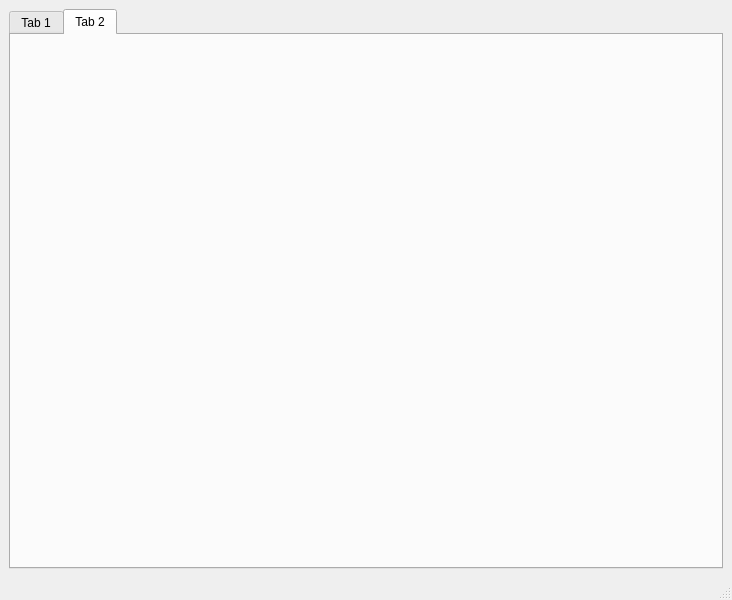
Before: the Qt Designer form mainwindow.ui in ilyaBurPv232/3d_graphic_engine, drawn with Qt 5.
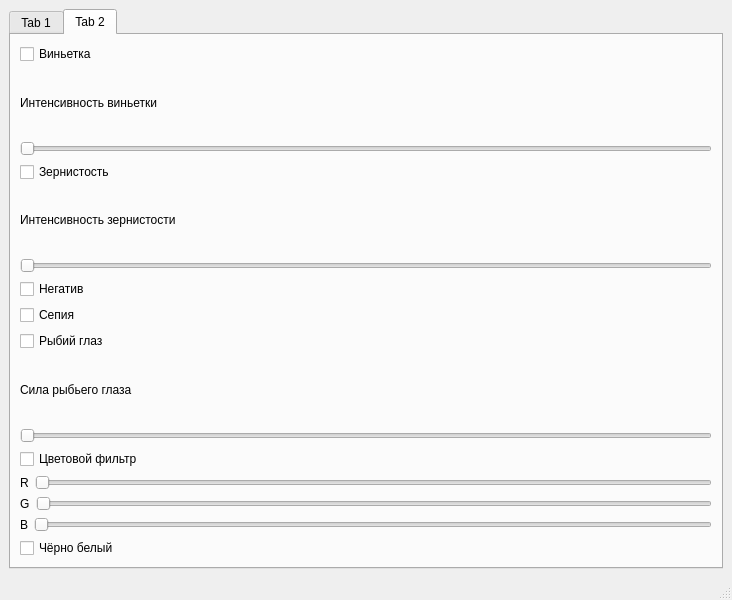
After: the same form once the commit is applied. The open tabs and pages were chosen to show the change.

Patch:
```diff
--- a/mainwindow.ui
+++ b/mainwindow.ui
@@ -14,7 +14,7 @@
    <string>MainWindow</string>
   </property>
   <widget class="QWidget" name="centralwidget">
-   <layout class="QVBoxLayout" name="verticalLayout">
+   <layout class="QVBoxLayout" name="verticalLayout_3">
     <item>
      <widget class="QTabWidget" name="tabWidget">
       <property name="currentIndex">
@@ -42,6 +42,169 @@
        <attribute name="title">
         <string>Tab 2</string>
        </attribute>
+       <layout class="QVBoxLayout" name="verticalLayout_4">
+        <item>
+         <layout class="QGridLayout" name="gridLayout">
+          <item row="0" column="0">
+           <widget class="QCheckBox" name="vignetteCheckBox">
+            <property name="text">
+             <string>Виньетка</string>
+            </property>
+           </widget>
+          </item>
+         </layout>
+        </item>
+        <item>
+         <layout class="QVBoxLayout" name="verticalLayout">
+          <item>
+           <widget class="QLabel" name="label">
+            <property name="text">
+             <string>Интенсивность виньетки</string>
+            </property>
+           </widget>
+          </item>
+          <item>
+           <widget class="QSlider" name="vignetteIntensitySlider">
+            <property name="orientation">
+             <enum>Qt::Orientation::Horizontal</enum>
+            </property>
+           </widget>
+          </item>
+         </layout>
+        </item>
+        <item>
+         <widget class="QCheckBox" name="filmGrainCheckBox">
+          <property name="text">
+           <string>Зернистость</string>
+          </property>
+         </widget>
+        </item>
+        <item>
+         <layout class="QVBoxLayout" name="verticalLayout_2">
+          <item>
+           <widget class="QLabel" name="label_5">
+            <property name="text">
+             <string>Интенсивность зернистости</string>
+            </property>
+           </widget>
+          </item>
+          <item>
+           <widget class="QSlider" name="filmGrainIntensitySlider">
+            <property name="orientation">
+             <enum>Qt::Orientation::Horizontal</enum>
+            </property>
+           </widget>
+          </item>
+         </layout>
+        </item>
+        <item>
+         <widget class="QCheckBox" name="negativeCheckBox">
+          <property name="text">
+           <string>Негатив</string>
+          </property>
+         </widget>
+        </item>
+        <item>
+         <widget class="QCheckBox" name="sepiaCheckBox">
+          <property name="text">
+           <string>Сепия</string>
+          </property>
+         </widget>
+        </item>
+        <item>
+         <widget class="QCheckBox" name="fisheyeCheckBox">
+          <property name="text">
+           <string>Рыбий глаз</string>
+          </property>
+         </widget>
+        </item>
+        <item>
+         <layout class="QGridLayout" name="gridLayout_3">
+          <item row="1" column="0">
+           <widget class="QLabel" name="label_6">
+            <property name="text">
+             <string>Сила рыбьего глаза</string>
+            </property>
+           </widget>
+          </item>
+          <item row="2" column="0">
+           <widget class="QSlider" name="fisheyeStrengthSlider">
+            <property name="orientation">
+             <enum>Qt::Orientation::Horizontal</enum>
+            </property>
+           </widget>
+          </item>
+         </layout>
+        </item>
+        <item>
+         <widget class="QCheckBox" name="colorFilterCheckBox">
+          <property name="text">
+           <string>Цветовой фильтр</string>
+          </property>
+         </widget>
+        </item>
+        <item>
+         <layout class="QHBoxLayout" name="horizontalLayout">
+          <item>
+           <widget class="QLabel" name="label_2">
+            <property name="text">
+             <string>R</string>
+            </property>
+           </widget>
+          </item>
+          <item>
+           <widget class="QSlider" name="colorFilterRedSlider">
+            <property name="orientation">
+             <enum>Qt::Orientation::Horizontal</enum>
+            </property>
+           </widget>
+          </item>
+         </layout>
+        </item>
+        <item>
+         <layout class="QHBoxLayout" name="horizontalLayout_2">
+          <item>
+           <widget class="QLabel" name="label_3">
+            <property name="text">
+             <string>G</string>
+            </property>
+           </widget>
+          </item>
+          <item>
+           <widget class="QSlider" name="colorFilterGreenSlider">
+            <property name="orientation">
+             <enum>Qt::Orientation::Horizontal</enum>
+            </property>
+           </widget>
+          </item>
+         </layout>
+        </item>
+        <item>
+         <layout class="QHBoxLayout" name="horizontalLayout_3">
+          <item>
+           <widget class="QLabel" name="label_4">
+            <property name="text">
+             <string>B</string>
+            </property>
+           </widget>
+          </item>
+          <item>
+           <widget class="QSlider" name="colorFilterBlueSlider">
+            <property name="orientation">
+             <enum>Qt::Orientation::Horizontal</enum>
+            </property>
+           </widget>
+          </item>
+         </layout>
+        </item>
+        <item>
+         <widget class="QCheckBox" name="grayscaleCheckBox">
+          <property name="text">
+           <string>Чёрно белый</string>
+          </property>
+         </widget>
+        </item>
+       </layout>
       </widget>
      </widget>
     </item>
```
Left out of the diff: 2 changed lines with no effect on the pictures.
